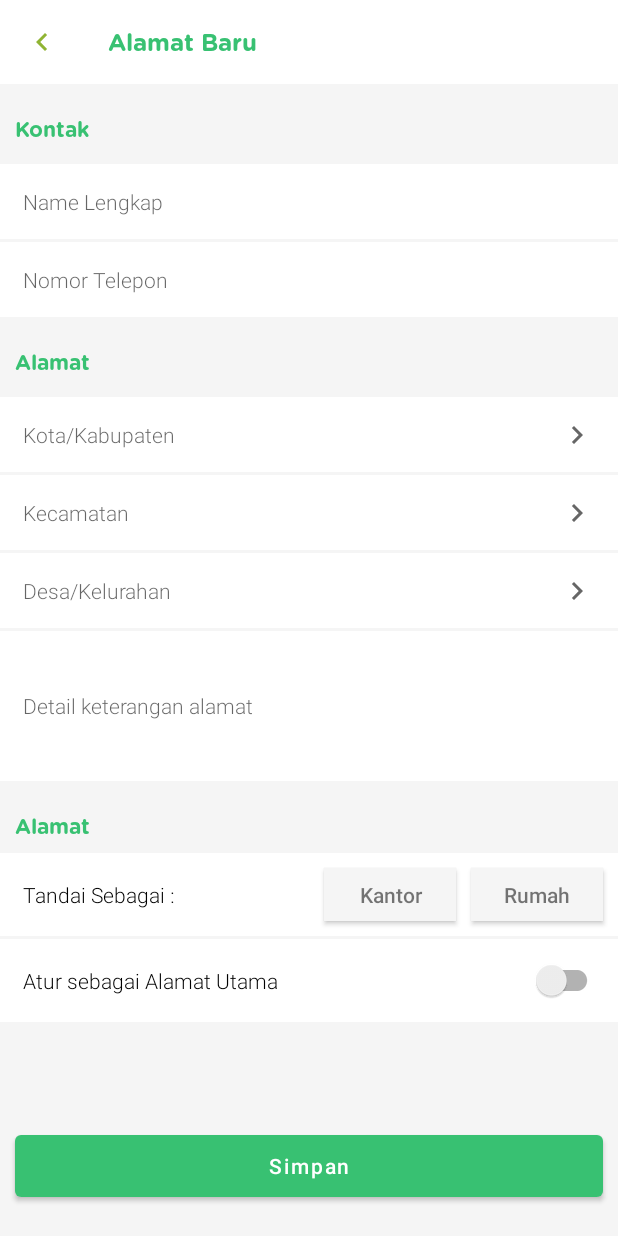
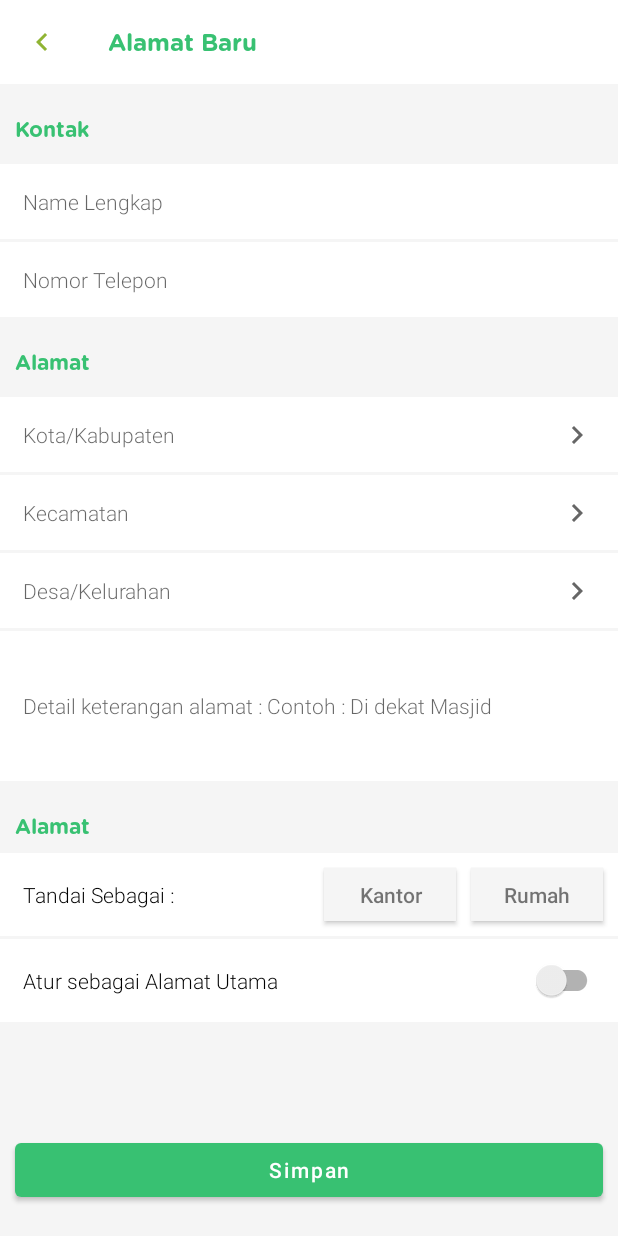
Before and after one commit to asywalulfikri/chongsengnim, an Android app: the AddAddressActivity screen opened directly, with no data from a screen before it, on a phone screen of 412 x 824 dp. Run offline under Robolectric (Android 15) with nearby library versions, the phone set to English and light mode, and no system bars; our stand-ins replace Firebase (no records; nobody signed in at launch, a user with empty details on screens opened directly), RxJava, Volley; libraries missing offline, so code that uses them is left out: com.codemybrainsout.ratingdialog, com.rahman.dialog, sembako.sayunara.constant; pictures from the network do not load.

Commit message:
just update

```diff
--- a/app/src/main/res/layout/activity_add_address.xml
+++ b/app/src/main/res/layout/activity_add_address.xml
@@ -27,7 +27,7 @@
 
         <androidx.core.widget.NestedScrollView
             android:layout_below="@+id/toolbar"
-            android:layout_above="@+id/btnSubmit"
+            android:layout_above="@+id/llBottom"
             android:id="@+id/nestedScrollView"
             android:layout_width="match_parent"
             android:layout_height="wrap_content">
@@ -44,6 +44,7 @@
                     android:text="@string/text_contact" />
 
                 <EditText
+                    android:focusableInTouchMode="true"
                     android:layout_marginTop="5dp"
                     android:background="@color/white"
                     android:id="@+id/etName"
@@ -69,7 +70,8 @@
                     android:layout_height="50dp"
                     android:maxLength="16"
                     android:maxLines="1"
-                    app:isRequired="true" />
+                    app:isRequired="true"
+                    tools:ignore="TextFields" />
 
 
 
@@ -202,7 +204,7 @@
                     android:id="@+id/etDetailAddress"
                     style="@style/CustomEditTextNoMargin"
                     android:background="@color/white"
-                    android:hint="Detail keterangan alamat"
+                    android:hint="Detail keterangan alamat : Contoh : Di dekat Masjid"
                     android:inputType="textMultiLine"
                     android:layout_width="match_parent"
                     android:layout_height="100dp"
@@ -241,25 +243,27 @@
                         android:layout_height="35dp"
                         android:layout_centerInParent="true"
                         android:layout_marginEnd="10dp"
-                        android:textSize="14sp"
                         android:layout_toStartOf="@+id/btnHouse"
                         android:background="@color/bg_form"
+                        android:backgroundTint="@color/bg_form"
                         android:text="@string/text_office"
                         android:textAllCaps="false"
-                        android:textColor="@color/black_88" />
+                        android:textColor="@color/black_88"
+                        android:textSize="14sp" />
 
                     <Button
                         android:id="@+id/btnHouse"
                         android:layout_width="wrap_content"
                         android:layout_height="35dp"
                         android:layout_alignParentEnd="true"
-                        android:textSize="14sp"
                         android:layout_centerInParent="true"
                         android:layout_marginEnd="10dp"
                         android:background="@color/bg_form"
                         android:text="@string/text_house"
+                        android:backgroundTint="@color/bg_form"
                         android:textAllCaps="false"
-                        android:textColor="@color/black_88" />
+                        android:textColor="@color/black_88"
+                        android:textSize="14sp" />
                 </RelativeLayout>
 
 
@@ -281,19 +285,19 @@
                         android:layout_marginEnd="10dp"
                         android:layout_toStartOf="@+id/btnSwitch"
                         android:background="@color/white"
-                        android:text="Atur sebagai Alamat Utama"
                         android:inputType="text"
                         android:maxLines="1"
+                        android:text="Atur sebagai Alamat Utama"
                         android:textColor="@color/black"
                         app:isRequired="true" />
 
                     <androidx.appcompat.widget.SwitchCompat
-                        android:layout_marginEnd="10dp"
-                        android:layout_centerInParent="true"
-                        android:layout_alignParentEnd="true"
                         android:id="@+id/btnSwitch"
                         android:layout_width="wrap_content"
-                        android:layout_height="wrap_content"/>
+                        android:layout_height="wrap_content"
+                        android:layout_alignParentEnd="true"
+                        android:layout_centerInParent="true"
+                        android:layout_marginEnd="10dp" />
 
                 </RelativeLayout>
 
@@ -305,11 +309,37 @@
         </androidx.core.widget.NestedScrollView>
 
 
+        <LinearLayout
+            android:id="@+id/llBottom"
+            android:layout_alignParentBottom="true"
+            android:layout_width="match_parent"
+            android:layout_height="wrap_content"
+            android:orientation="horizontal">
+
+            <com.google.android.material.button.MaterialButton
+                android:id="@+id/btnDelete"
+                android:visibility="gone"
+                android:layout_weight="1"
+                android:layout_width="match_parent"
+                android:layout_height="wrap_content"
+                android:layout_marginStart="10dp"
+                android:layout_marginLeft="10dp"
+                android:layout_marginTop="10dp"
+                android:layout_marginEnd="10dp"
+                android:layout_marginRight="10dp"
+                android:layout_marginBottom="20dp"
+                android:padding="8dp"
+                android:text="@string/text_delete"
+                android:textAllCaps="false"
+                android:theme="@style/Theme.MaterialComponents.Light"
+                app:backgroundTint="@color/squarecamera__red"
+                tools:ignore="HardcodedText" />
+
             <com.google.android.material.button.MaterialButton
                 android:id="@+id/btnSubmit"
+                android:layout_weight="1"
                 android:layout_width="match_parent"
-            android:layout_height="53dp"
-            android:layout_alignParentBottom="true"
+                android:layout_height="wrap_content"
                 android:layout_marginStart="10dp"
                 android:layout_marginLeft="10dp"
                 android:layout_marginTop="10dp"
@@ -323,5 +353,8 @@
                 app:backgroundTint="@color/color_btn_disable"
                 tools:ignore="HardcodedText" />
 
+        </LinearLayout>
+
+
     </RelativeLayout>
 </androidx.constraintlayout.widget.ConstraintLayout>
```
Lines whose indentation alone changed are shown as unchanged.
